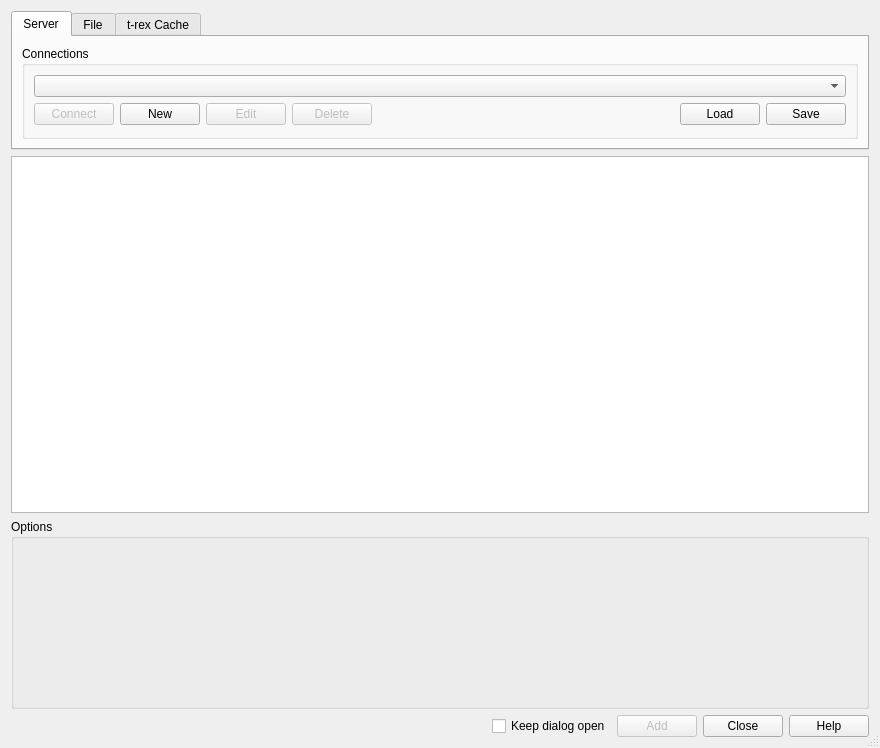
Old version of the form ui/dlg_connections.ui in the repository geometalab/Vector-Tiles-Reader-QGIS-Plugin.
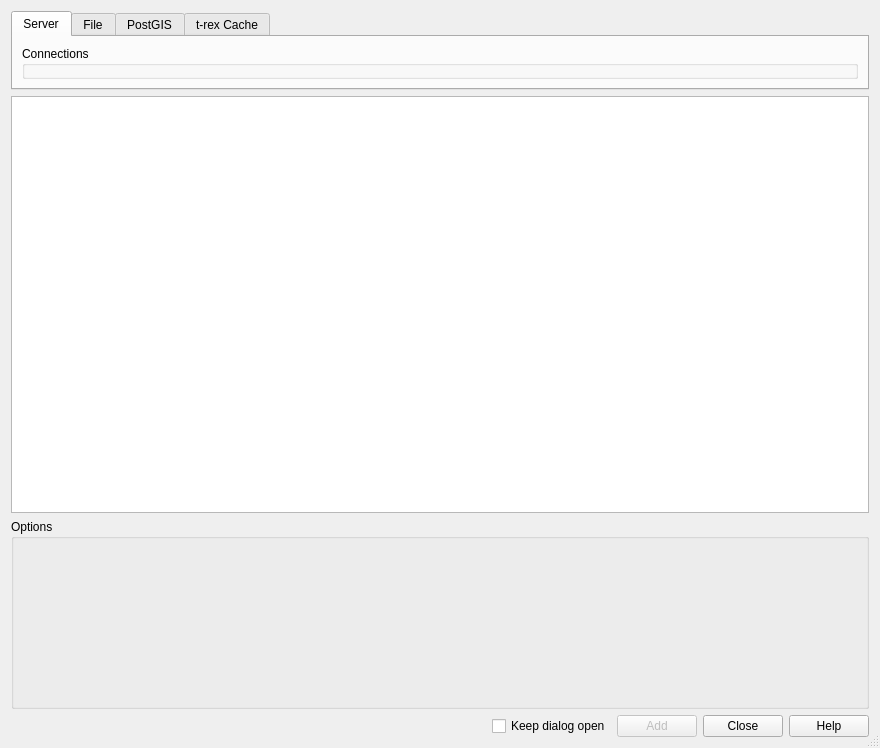
New version of the form.

Diff of the .ui file:
```diff
--- a/ui/dlg_connections.ui
+++ b/ui/dlg_connections.ui
@@ -134,123 +134,10 @@
       </attribute>
       <layout class="QGridLayout" name="gridLayout_4">
        <item row="0" column="0">
-        <widget class="QGroupBox" name="groupBox">
-         <property name="sizePolicy">
-          <sizepolicy hsizetype="Expanding" vsizetype="Minimum">
-           <horstretch>0</horstretch>
-           <verstretch>0</verstretch>
-          </sizepolicy>
-         </property>
-         <property name="minimumSize">
-          <size>
-           <width>0</width>
-           <height>85</height>
-          </size>
-         </property>
+        <widget class="QGroupBox" name="grpTilejsonConnections">
          <property name="title">
           <string>Connections</string>
          </property>
-         <layout class="QGridLayout" name="gridLayout_2">
-          <item row="0" column="0">
-           <widget class="QComboBox" name="cbxConnections">
-            <property name="sizePolicy">
-             <sizepolicy hsizetype="Expanding" vsizetype="Fixed">
-              <horstretch>0</horstretch>
-              <verstretch>0</verstretch>
-             </sizepolicy>
-            </property>
-           </widget>
-          </item>
-          <item row="1" column="0">
-           <layout class="QHBoxLayout" name="horizontalLayout_3">
-            <property name="sizeConstraint">
-             <enum>QLayout::SetMinimumSize</enum>
-            </property>
-            <item>
-             <widget class="QPushButton" name="btnConnect">
-              <property name="enabled">
-               <bool>false</bool>
-              </property>
-              <property name="text">
-               <string>Connect</string>
-              </property>
-             </widget>
-            </item>
-            <item>
-             <widget class="QPushButton" name="btnCreateConnection">
-              <property name="text">
-               <string>New</string>
-              </property>
-             </widget>
-            </item>
-            <item>
-             <widget class="QPushButton" name="btnEdit">
-              <property name="enabled">
-               <bool>false</bool>
-              </property>
-              <property name="text">
-               <string>Edit</string>
-              </property>
-             </widget>
-            </item>
-            <item>
-             <widget class="QPushButton" name="btnDelete">
-              <property name="enabled">
-               <bool>false</bool>
-              </property>
-              <property name="maximumSize">
-               <size>
-                <width>80</width>
-                <height>16777215</height>
-               </size>
-              </property>
-              <property name="text">
-               <string>Delete</string>
-              </property>
-             </widget>
-            </item>
-            <item>
-             <spacer name="horizontalSpacer">
-              <property name="orientation">
-               <enum>Qt::Horizontal</enum>
-              </property>
-              <property name="sizeHint" stdset="0">
-               <size>
-                <width>40</width>
-                <height>20</height>
-               </size>
-              </property>
-             </spacer>
-            </item>
-            <item>
-             <widget class="QPushButton" name="btnLoad">
-              <property name="maximumSize">
-               <size>
-                <width>80</width>
-                <height>16777215</height>
-               </size>
-              </property>
-              <property name="text">
-               <string>Load</string>
-              </property>
-             </widget>
-            </item>
-            <item>
-             <widget class="QPushButton" name="btnSave">
-              <property name="maximumSize">
-               <size>
-                <width>80</width>
-                <height>16777215</height>
-               </size>
-              </property>
-              <property name="text">
-               <string>Save</string>
-              </property>
-             </widget>
-            </item>
-           </layout>
-          </item>
-         </layout>
         </widget>
        </item>
       </layout>
@@ -289,6 +176,20 @@
        </item>
       </layout>
      </widget>
+     <widget class="QWidget" name="tabPostgis">
+      <attribute name="title">
+       <string>PostGIS</string>
+      </attribute>
+      <layout class="QGridLayout" name="gridLayout_3">
+       <item row="7" column="0">
+        <widget class="QGroupBox" name="grpPostgisConnections">
+         <property name="title">
+          <string>Connections</string>
+         </property>
+        </widget>
+       </item>
+      </layout>
+     </widget>
      <widget class="QWidget" name="tabTrexCache">
       <attribute name="title">
        <string>t-rex Cache</string>
```
